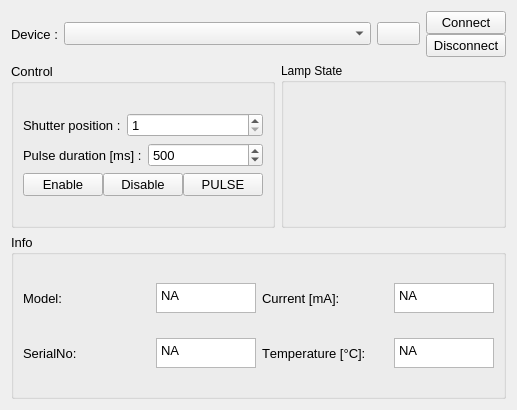
Qt form src/lumed_HL_2000_HP_232R/ui/HL_2000_HP_232R_ui.ui (lumed-mtl/lumed_HL2000_HP_232R) before a commit.
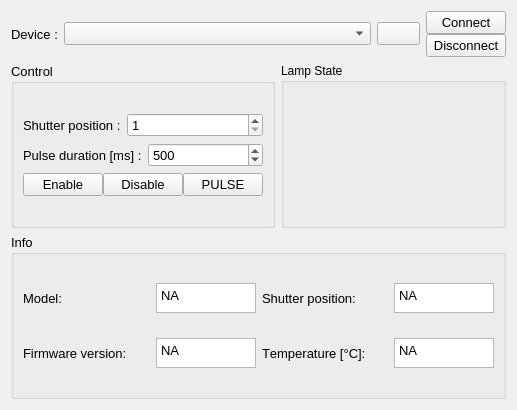
The same form after that commit.

What changed in the file:
```diff
--- a/src/lumed_HL_2000_HP_232R/ui/HL_2000_HP_232R_ui.ui
+++ b/src/lumed_HL_2000_HP_232R/ui/HL_2000_HP_232R_ui.ui
@@ -412,7 +412,7 @@
              </font>
             </property>
             <property name="text">
-             <string>SerialNo: </string>
+             <string>Firmware version:</string>
             </property>
            </widget>
           </item>
@@ -465,7 +465,7 @@
              </font>
             </property>
             <property name="text">
-             <string>Current [mA]: </string>
+             <string>Shutter position: </string>
             </property>
            </widget>
           </item>
```
Left out of the diff: 26 changed lines with no effect on the pictures.
